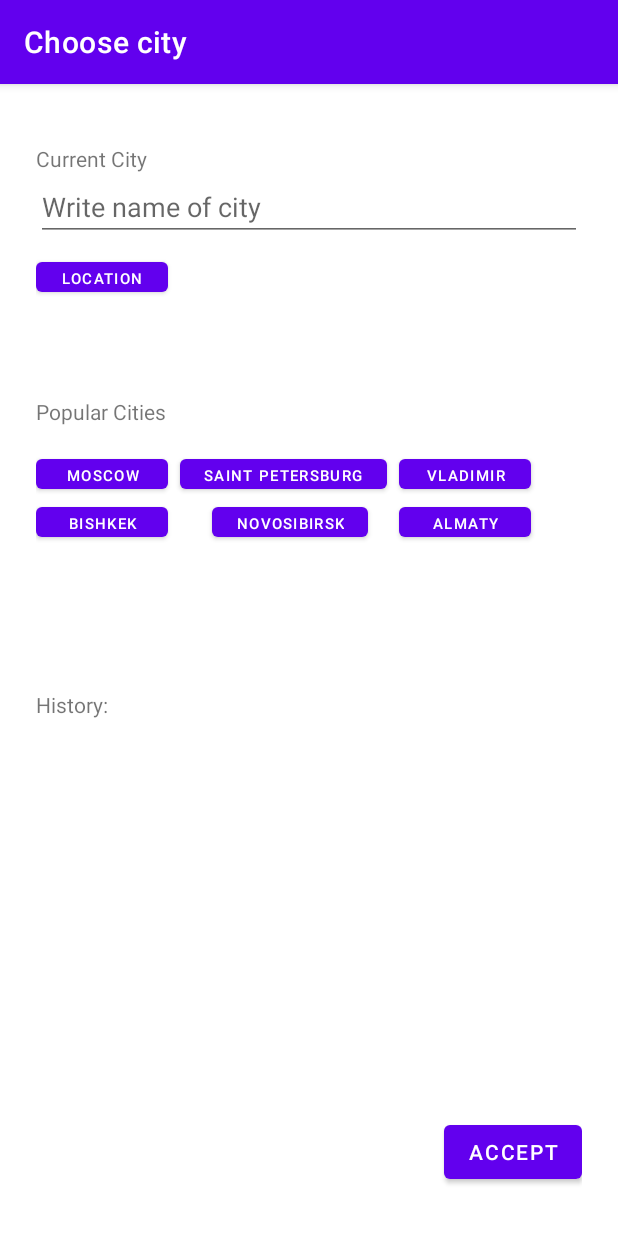
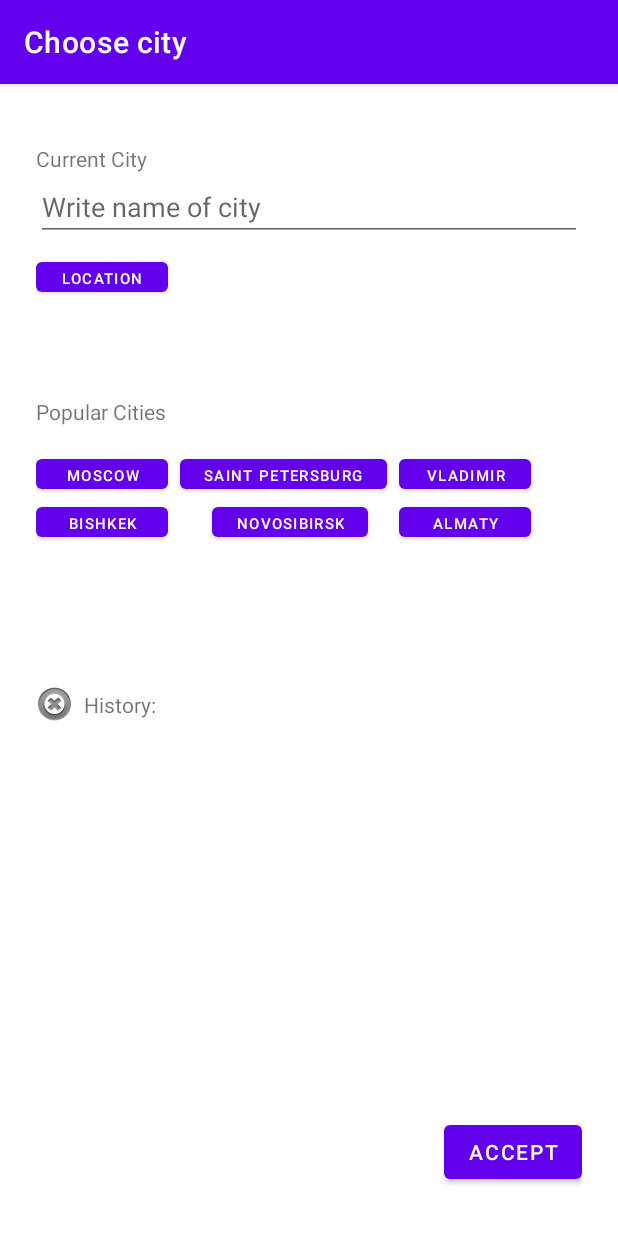
Before and after one commit to Daganep/WeatherApp, an Android app: the ChangeCityFragment screen opened through its navigation route, after a tap on "LOCATION", on a phone screen of 412 x 824 dp. Run offline under Robolectric (Android 15) with nearby library versions, the phone set to English and light mode, and no system bars; our stand-ins replace Picasso, data binding; libraries missing offline, so code that uses them is left out: moxy.presenter; pictures from the network do not load; 12 statements that could not run were skipped.

Commit message:
ClearHistory button add.

```diff
--- a/app/src/main/java/com/penkin/weatherapp20/presenter/ChangeCityPresenter.java
+++ b/app/src/main/java/com/penkin/weatherapp20/presenter/ChangeCityPresenter.java
@@ -50,7 +50,7 @@ public class ChangeCityPresenter extends MvpPresenter<ChangeCityView> {
         StringBuilder builder = new StringBuilder();
         for(City city : cities){
             builder.append(city.getName());
-            builder.append(" ");
+            builder.append("  ");
         }
         return builder.toString();
     }
@@ -63,6 +63,14 @@ public class ChangeCityPresenter extends MvpPresenter<ChangeCityView> {
                 .subscribe(throwable -> Log.e(TAG, "onError" + throwable)));
     }
 
+    public void clearHistory(){
+        cities.clear();
+        getViewState().setHistory("");
+        subscriptions.add(cityDao.deleteAll()
+                .subscribeOn(Schedulers.io())
+                .subscribe(throwable -> Log.e(TAG, "onError" + throwable)));
+    }
+
     public void setCurrentCity(String cityName){
         SettingsSingleton.setCurrentCity(cityName);
     }
--- a/app/src/main/java/com/penkin/weatherapp20/view/changecity/ChangeCityFragment.java
+++ b/app/src/main/java/com/penkin/weatherapp20/view/changecity/ChangeCityFragment.java
@@ -70,6 +70,7 @@ public class ChangeCityFragment extends MvpAppCompatFragment implements ChangeCi
         changeCityBinding.novosibirskButton.setOnClickListener(this);
         changeCityBinding.almatyButton.setOnClickListener(this);
         changeCityBinding.acceptButton.setOnClickListener(this);
+        changeCityBinding.clearHistoryButton.setOnClickListener(this);
     }
 
     @Override
@@ -115,12 +116,10 @@ public class ChangeCityFragment extends MvpAppCompatFragment implements ChangeCi
                 changeCityBinding.cityNameACTV.setText(SettingsSingleton.getLocationCity());
                 break;
             }
-            /*case R.id.clearHistoryButton:{
-                CityTable.deleteAll(MainActivity.getDatabase());
-                DatabaseHelper.clearHistoryList();
-                history.setText("");
+            case R.id.clearHistoryButton:{
+                presenter.clearHistory();
                 break;
-            }*/
+            }
         }
     }
 }
--- a/app/src/main/java/com/penkin/weatherapp20/view/main/MainFragment.java
+++ b/app/src/main/java/com/penkin/weatherapp20/view/main/MainFragment.java
@@ -3,7 +3,6 @@ package com.penkin.weatherapp20.view.main;
 import android.content.SharedPreferences;
 import android.os.Bundle;
 import android.preference.PreferenceManager;
-import android.util.Log;
 import android.view.LayoutInflater;
 import android.view.Menu;
 import android.view.MenuInflater;
@@ -46,7 +45,6 @@ public class MainFragment extends MvpAppCompatFragment implements MainView {
     @Override
     public void onViewCreated(@NonNull View view, @Nullable Bundle savedInstanceState){
         super.onViewCreated(view, savedInstanceState);
-        //Log.d("Error", lastKey);
         init(view);
         setHasOptionsMenu(true);
         presenter.getData(lastKey);
--- a/app/src/main/res/layout/fragment_changecity.xml
+++ b/app/src/main/res/layout/fragment_changecity.xml
@@ -55,12 +55,12 @@
 
             <com.google.android.material.button.MaterialButton
                 android:id="@+id/determineButton"
+                style="@style/cityButton"
                 android:layout_width="wrap_content"
                 android:layout_marginTop="@dimen/defaultMargin"
                 android:text="@string/locationCity"
-                style="@style/cityButton"
                 app:layout_constraintStart_toStartOf="parent"
-                app:layout_constraintTop_toBottomOf="@+id/cityNameACTV"/>
+                app:layout_constraintTop_toBottomOf="@+id/cityNameACTV" />
 
             <TextView
                 android:id="@+id/popCityLabelTV"
@@ -73,31 +73,31 @@
 
             <com.google.android.material.button.MaterialButton
                 android:id="@+id/moscowButton"
+                style="@style/cityButton"
                 android:layout_width="wrap_content"
                 android:layout_marginTop="@dimen/defaultMarginX2"
                 android:text="@string/moscow"
-                style="@style/cityButton"
                 app:layout_constraintStart_toStartOf="parent"
-                app:layout_constraintTop_toBottomOf="@+id/popCityLabelTV"/>
+                app:layout_constraintTop_toBottomOf="@+id/popCityLabelTV" />
 
             <com.google.android.material.button.MaterialButton
                 android:id="@+id/spbButton"
+                style="@style/cityButton"
                 android:layout_width="wrap_content"
                 android:layout_marginStart="@dimen/defaultMargin"
                 android:layout_marginTop="@dimen/defaultMarginX2"
                 android:text="@string/saint_petersburg"
-                style="@style/cityButton"
                 app:layout_constraintStart_toEndOf="@+id/moscowButton"
-                app:layout_constraintTop_toBottomOf="@+id/popCityLabelTV"/>
+                app:layout_constraintTop_toBottomOf="@+id/popCityLabelTV" />
 
             <com.google.android.material.button.MaterialButton
                 android:id="@+id/vladimirButton"
+                style="@style/cityButton"
                 android:layout_width="wrap_content"
                 android:layout_marginStart="@dimen/defaultMargin"
                 android:text="@string/vladimir"
-                style="@style/cityButton"
                 app:layout_constraintStart_toEndOf="@+id/spbButton"
-                app:layout_constraintTop_toTopOf="@+id/spbButton"/>
+                app:layout_constraintTop_toTopOf="@+id/spbButton" />
 
             <com.google.android.material.button.MaterialButton
                 android:id="@+id/bishkekButton"
@@ -130,9 +130,22 @@
                 android:layout_width="wrap_content"
                 android:layout_height="wrap_content"
                 android:layout_marginTop="@dimen/otherPictureMarginStart"
+                android:layout_marginStart="@dimen/defaultMargin"
                 android:text="@string/history"
+                app:layout_constraintStart_toEndOf="@+id/clearHistoryButton"
+                app:layout_constraintTop_toBottomOf="@+id/bishkekButton" />
+
+            <ImageButton
+                android:id="@+id/clearHistoryButton"
+                android:layout_width="@dimen/defaultMarginX3"
+                android:layout_height="wrap_content"
+                android:backgroundTint="@color/white"
+                android:scaleType="centerCrop"
+                android:contentDescription="@string/clear_history_button"
+                android:src="@android:drawable/ic_notification_clear_all"
+                app:layout_constraintBottom_toBottomOf="@+id/historyLabelTV"
                 app:layout_constraintStart_toStartOf="parent"
-                app:layout_constraintTop_toBottomOf="@+id/bishkekButton" />
+                app:layout_constraintTop_toTopOf="@+id/historyLabelTV" />
 
             <TextView
                 android:id="@+id/citiesInHistoryTV"
--- a/app/src/main/res/values/strings.xml
+++ b/app/src/main/res/values/strings.xml
@@ -25,4 +25,5 @@
     <string name="settings_button">settings button</string>
     <string name="change_city_button">change city button</string>
     <string name="last_key">Last key</string>
+    <string name="clear_history_button">clear history button</string>
 </resources>
```
